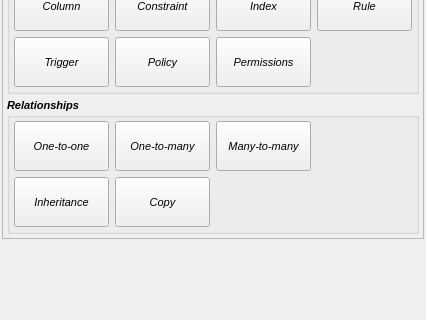
First picture: the form in libpgmodeler_ui/ui/newobjectoverlaywidget.ui, repository pgmodeler/pgmodeler, before the edit; both pictures show x 0 to 426 and y 520 to 840 of the 426 by 840 pixel window.
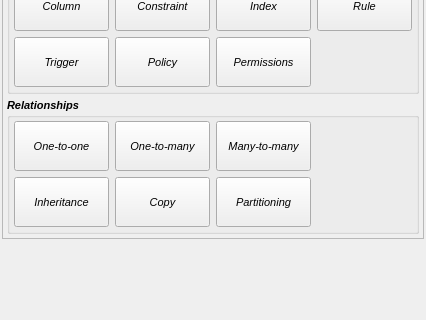
Second picture: the form after the edit. Icons and pictures are not drawn.

Commit message:
Adding support to write partitioning type on table's xml
Improved the RelationshipView in order to draw partitioning
relationships

Starting to modify RelationshipWidget in order to handle partitioning
relatinships (WIP)

Modified RelationshipConfigWidget in order to write name partterns for
partitioning relationships

Patch:
```diff
--- a/libpgmodeler_ui/ui/newobjectoverlaywidget.ui
+++ b/libpgmodeler_ui/ui/newobjectoverlaywidget.ui
@@ -1811,6 +1811,50 @@
               </property>
              </widget>
             </item>
+            <item row="1" column="2">
+             <widget class="QToolButton" name="relpart_tb">
+              <property name="sizePolicy">
+               <sizepolicy hsizetype="Preferred" vsizetype="Fixed">
+                <horstretch>0</horstretch>
+                <verstretch>0</verstretch>
+               </sizepolicy>
+              </property>
+              <property name="minimumSize">
+               <size>
+                <width>95</width>
+                <height>50</height>
+               </size>
+              </property>
+              <property name="font">
+               <font>
+                <weight>50</weight>
+                <bold>false</bold>
+               </font>
+              </property>
+              <property name="focusPolicy">
+               <enum>Qt::NoFocus</enum>
+              </property>
+              <property name="text">
+               <string>Partitioning</string>
+              </property>
+              <property name="icon">
+               <iconset resource="../res/resources.qrc">
+                <normaloff>:/icones/icones/relationshippart.png</normaloff>:/icones/icones/relationshippart.png</iconset>
+              </property>
+              <property name="iconSize">
+               <size>
+                <width>32</width>
+                <height>32</height>
+               </size>
+              </property>
+              <property name="popupMode">
+               <enum>QToolButton::InstantPopup</enum>
+              </property>
+              <property name="toolButtonStyle">
+               <enum>Qt::ToolButtonTextUnderIcon</enum>
+              </property>
+             </widget>
+            </item>
            </layout>
           </widget>
          </item>
```
The commit also changes 25 other files.
